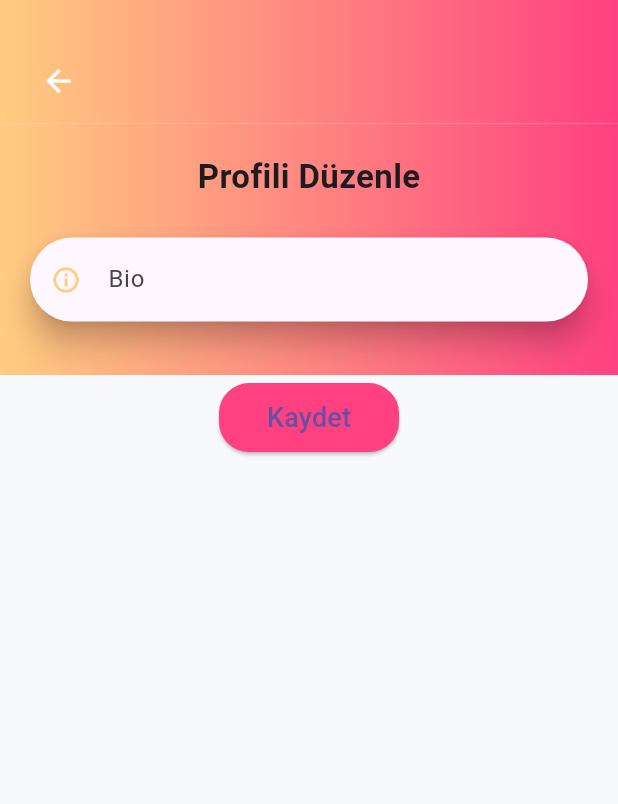
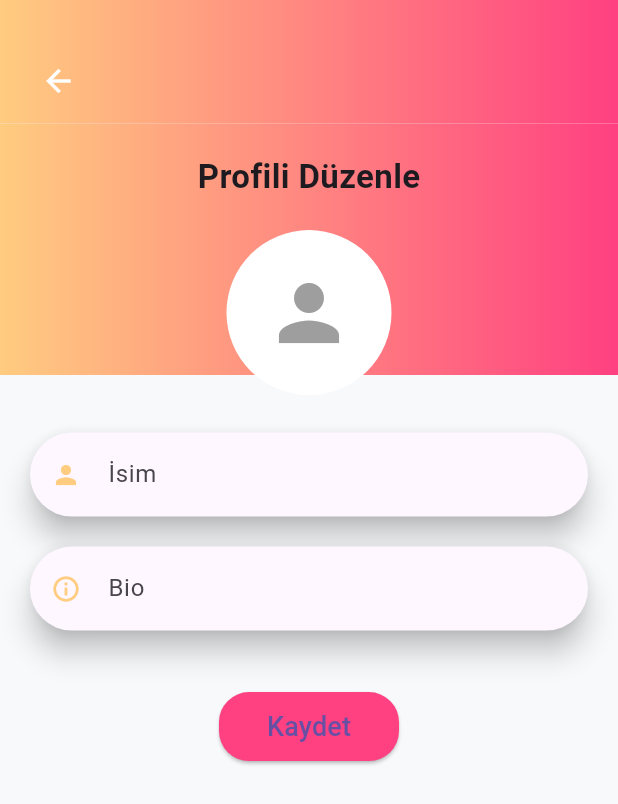
Before and after one commit to edamerveatalay/inkverse_flutter, a Flutter app: the ProfileEditPage screen opened by its route, on a phone screen of 412 x 824 dp. Shown: the top 804 px of the screen. Run offline on Flutter 3.47's test engine with Material 3 defaults, Android fonts, the phone set to English and light mode, and no system bars; our stand-ins replace dio, flutter_secure_storage, get, get_storage, image_picker, shared_preferences; missing offline and left inert: markdown_editor_plus; accounts and stored records are empty; network calls fail.

Commit message:
refactor: profile edit page was updated to correctly initialize and submit profile data

```diff
--- a/lib/app/ui/pages/profile_edit_page.dart
+++ b/lib/app/ui/pages/profile_edit_page.dart
@@ -4,22 +4,33 @@ import 'package:inkverse_flutter/app/controllers/profile_controller.dart';
 import 'package:inkverse_flutter/app/ui/widgets/custom_appbar.dart';
 import 'package:inkverse_flutter/app/ui/widgets/text_form_field.dart';
 
-class ProfileEditPage extends StatelessWidget {
+class ProfileEditPage extends StatefulWidget {
+  @override
+  _ProfileEditPageState createState() => _ProfileEditPageState();
+}
+
+class _ProfileEditPageState extends State<ProfileEditPage> {
   final ProfileController controller = Get.find<ProfileController>();
 
+  final TextEditingController nameController = TextEditingController();
   final TextEditingController bioController = TextEditingController();
 
   @override
+  void initState() {
+    super.initState();
+
+    final p = controller.profile.value;
+    if (p != null) {
+      nameController.text = p.name ?? "";
+      bioController.text = p.bio ?? "";
+    }
+  }
+
+  @override
   Widget build(BuildContext context) {
-    // Sayfa açıldığında mevcut bio’yu doldur
-    if (controller.profile.value?.bio != null) {
-      bioController.text = controller.profile.value!.bio!;
-    }
-
     return Scaffold(
       body: Stack(
         children: [
-          // Arka plan
           Container(
             height: 250,
             decoration: BoxDecoration(
@@ -40,15 +51,36 @@ class ProfileEditPage extends StatelessWidget {
                 style: TextStyle(fontSize: 22, fontWeight: FontWeight.bold),
               ),
 
+              SizedBox(height: 20),
+
+              // Profil fotoğrafı (şimdilik ikon)
+              CircleAvatar(
+                radius: 55,
+                backgroundColor: Colors.white,
+                child: Icon(Icons.person, size: 60, color: Colors.grey),
+              ),
+
               SizedBox(height: 25),
 
               Padding(
                 padding: const EdgeInsets.symmetric(horizontal: 20),
                 child: CustomTextField(
+                  hint: "İsim",
+                  icon: Icons.person,
+                  textEditingController: nameController,
+                  keyboardType: TextInputType.text,
+                ),
+              ),
+
+              SizedBox(height: 20),
+
+              Padding(
+                padding: const EdgeInsets.symmetric(horizontal: 20),
+                child: CustomTextField(
                   hint: "Bio",
+                  icon: Icons.info_outline,
                   textEditingController: bioController,
                   keyboardType: TextInputType.text,
-                  icon: Icons.info_outline,
                 ),
               ),
 
@@ -64,6 +96,7 @@ class ProfileEditPage extends StatelessWidget {
                 ),
                 onPressed: () async {
                   await controller.updateProfile({
+                    "name": nameController.text.trim(),
                     "bio": bioController.text.trim(),
                   });
 
```
